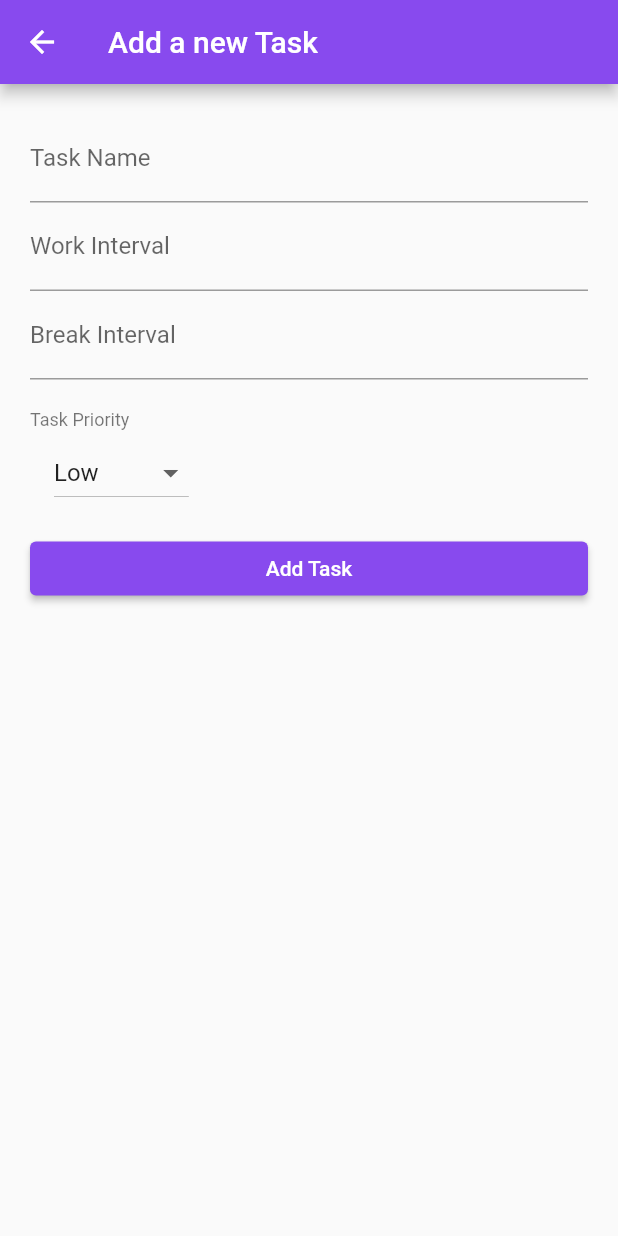
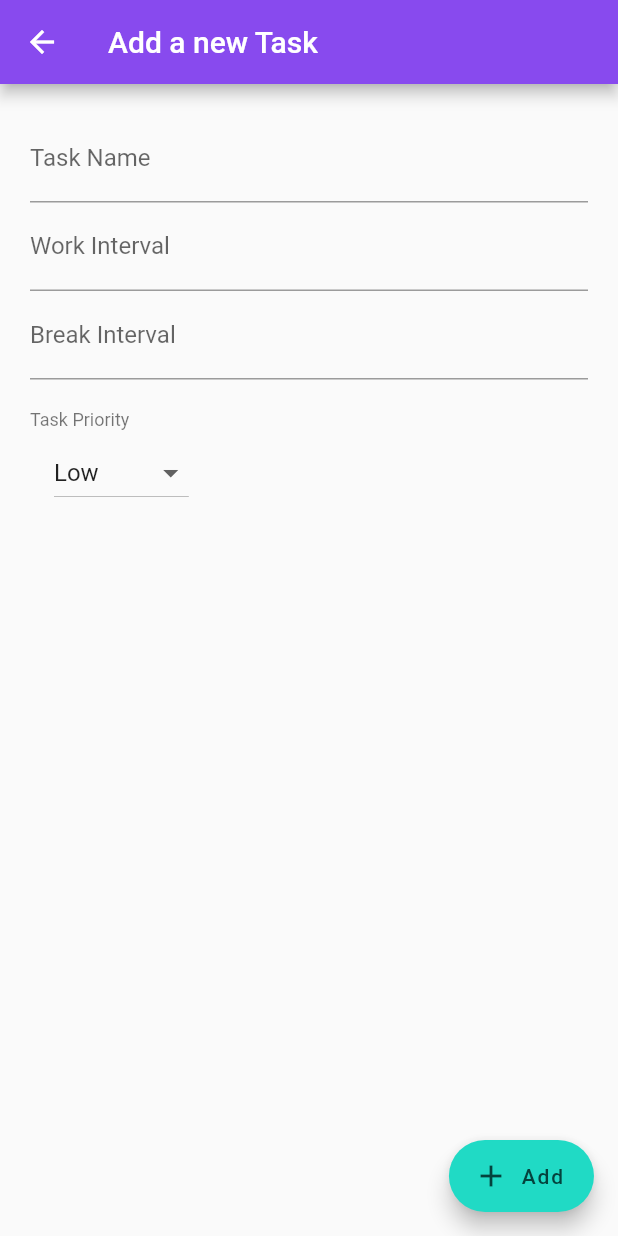
Before and after one commit to Feras-dev/pomodoro, a Flutter app: the AddTaskForm screen opened by its route, on a phone screen of 412 x 824 dp. Run offline on Flutter 3.47's test engine with Material 2 defaults, Android fonts, the phone set to English and light mode, and no system bars; our stand-ins replace shared_preferences; accounts and stored records are empty; generated files the repository leaves out were written again.

Commit message:
💄 Made addTask btn look nice

```diff
--- a/lib/view/addTask.dart
+++ b/lib/view/addTask.dart
@@ -55,7 +55,7 @@ class AddTaskFormState extends State<AddTaskForm> {
   PriorityLevel _taskPriority = PriorityLevel.LOW;
 
   String pageTitle = 'Add a new Task';
-  String buttonText = 'Add Task';
+  String buttonText = 'Add';
   String alertTitle = 'Task Added';
   String alertContent = 'New task successfully added.';
 
@@ -260,10 +260,21 @@ class AddTaskFormState extends State<AddTaskForm> {
               _buildBreakIntervalField(),
               _priorityText(),
               _buildPriorityLevelList(),
-                Container(
-                  width: double.infinity,
-                  child: ElevatedButton(
-                    child: Text(buttonText),
+            ],
+          ),
+        ),
+      ),
+      floatingActionButton: FloatingActionButton.extended(
+        backgroundColor: Color(0xFF20dac5),
+        label: Text(
+          buttonText,
+          style: TextStyle(color: Color(0xFF04433d)),
+        ),
+        tooltip: 'Increment',
+        icon: Icon(
+          Icons.add,
+          color: Color(0xFF04433d),
+        ),
         onPressed: () {
           // Validate the form and show appropriate errors.
           if (_formKey.currentState.validate()) {
@@ -273,10 +284,6 @@ class AddTaskFormState extends State<AddTaskForm> {
           }
         },
       ),
-                )
-              ],
-            ),
-          ),
-        ));
+    );
   }
 }
```
Lines whose indentation alone changed are shown as unchanged.
